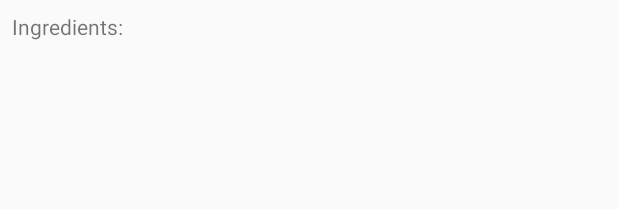
After one commit to itamarborges/RecipeFinder, an Android app: the layout activity_recipes_list.xml on its own in the app's theme, with its tools: preview values and no code run, on a phone screen of 412 x 824 dp. The commit adds this screen. Shown: the top 209 px of the screen. Run offline under Robolectric (Android 15) with nearby library versions, the phone set to English and light mode, and no system bars.

Commit message:
Adding activity to show the recipes adding google flexbox layout

```diff
--- a/app/build.gradle
+++ b/app/build.gradle
@@ -32,4 +32,5 @@ dependencies {
     annotationProcessor 'com.jakewharton:butterknife-compiler:8.8.1'
     compile 'com.android.support:design:27.1.1'
     compile 'com.facebook.stetho:stetho:1.5.0'
+    implementation 'com.google.android:flexbox:0.3.2'
 }
--- a/app/src/main/AndroidManifest.xml
+++ b/app/src/main/AndroidManifest.xml
@@ -19,6 +19,9 @@
                 <category android:name="android.intent.category.LAUNCHER"/>
             </intent-filter>
         </activity>
+        <activity android:name=".RecipesListActivity"
+            android:parentActivityName=".MainActivity">
+        </activity>
     </application>
 
 </manifest>
--- /dev/null
+++ b/app/src/main/res/layout/activity_recipes_list.xml
@@ -0,0 +1,26 @@
+<?xml version="1.0" encoding="utf-8"?>
+<android.support.constraint.ConstraintLayout
+    xmlns:android="http://schemas.android.com/apk/res/android"
+    xmlns:app="http://schemas.android.com/apk/res-auto"
+    xmlns:tools="http://schemas.android.com/tools"
+    android:layout_width="match_parent"
+    android:layout_height="match_parent"
+    android:layout_margin="@dimen/default_margin"
+    tools:context="com.example.itamarborges.recipefinder.RecipesListActivity">
+
+    <TextView
+        android:id="@+id/label_ingredients"
+        android:layout_width="match_parent"
+        android:layout_height="wrap_content"
+        android:text="@string/ingredients"
+        app:layout_constraintTop_toTopOf="parent"/>
+
+    <android.support.v7.widget.RecyclerView
+        android:id="@+id/rv_choosen_ingredients"
+        android:layout_width="match_parent"
+        android:layout_height="wrap_content"
+        android:layout_marginTop="8dp"
+        app:layout_constraintStart_toStartOf="@+id/label_ingredients"
+        app:layout_constraintTop_toBottomOf="@+id/label_ingredients"/>
+
+</android.support.constraint.ConstraintLayout>
--- a/app/src/main/res/layout/ingredient_list.xml
+++ b/app/src/main/res/layout/ingredient_list.xml
@@ -11,13 +11,13 @@
         android:id="@+id/textIngredientList"
         android:layout_width="0dp"
         android:layout_height="wrap_content"
-        app:layout_constraintEnd_toStartOf="@+id/imageButton3"
+        app:layout_constraintEnd_toStartOf="@id/btnDeleteIngredient"
         app:layout_constraintHorizontal_bias="0.5"
         app:layout_constraintStart_toStartOf="parent"
         tools:text="@string/ingredient"/>
 
     <ImageButton
-        android:id="@+id/imageButton3"
+        android:id="@+id/btnDeleteIngredient"
         android:layout_width="wrap_content"
         android:layout_height="wrap_content"
         android:layout_marginTop="8dp"
--- a/app/src/main/res/menu/menu_main.xml
+++ b/app/src/main/res/menu/menu_main.xml
@@ -5,6 +5,7 @@
     <item
         android:id="@+id/action_settings"
         android:orderInCategory="100"
+        android:icon="@mipmap/ic_launcher"
         android:title="@string/action_settings"
-        app:showAsAction="never"/>
+        app:showAsAction="always"/>
 </menu>
--- a/app/src/main/res/values/strings.xml
+++ b/app/src/main/res/values/strings.xml
@@ -3,4 +3,6 @@
     <string name="action_settings">Settings</string>
     <string name="ingredients">Ingredients:</string>
     <string name="ingredient">ingredient</string>
+    <string name="ingredient_on_the_list">Ingredient is on the list.</string>
+    <string name="ingredient_must_be_filled">Ingredient field must be filled first.</string>
 </resources>
```
Also changed, not shown: app/src/main/java/com/example/itamarborges/recipefinder/MainActivity.java (+18 -4 lines), app/src/main/java/com/example/itamarborges/recipefinder/RecipesListActivity.java (added, +57 -0 lines), app/src/main/java/com/example/itamarborges/recipefinder/adapter/IngredientsListAdapter.java (renamed from app/src/main/java/com/example/itamarborges/recipefinder/IngredientsListAdapter.java, +13 -2 lines), app/src/main/java/com/example/itamarborges/recipefinder/adapter/IngredientsSummaryAdapter.java (added, +79 -0 lines), app/src/main/java/com/example/itamarborges/recipefinder/pojo/Ingredient.java (+13 -0 lines), app/src/main/res/layout/ingredients_summary.xml (added, +15 -0 lines).
